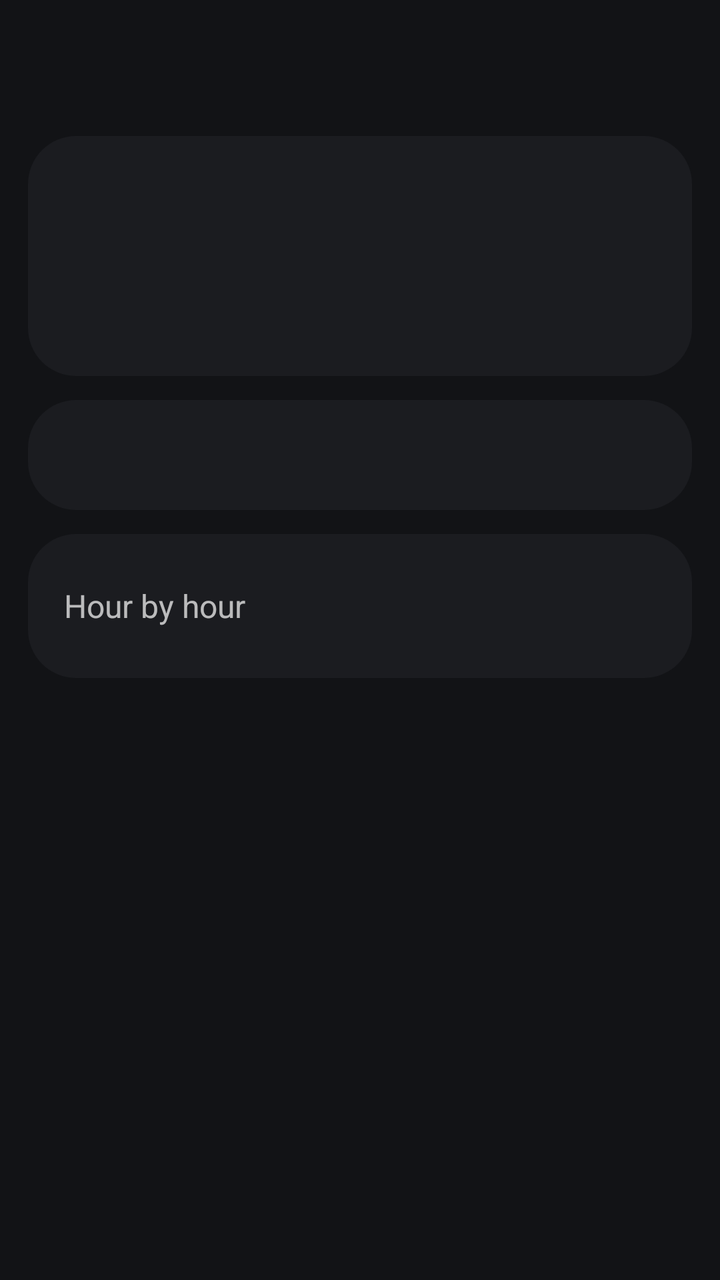
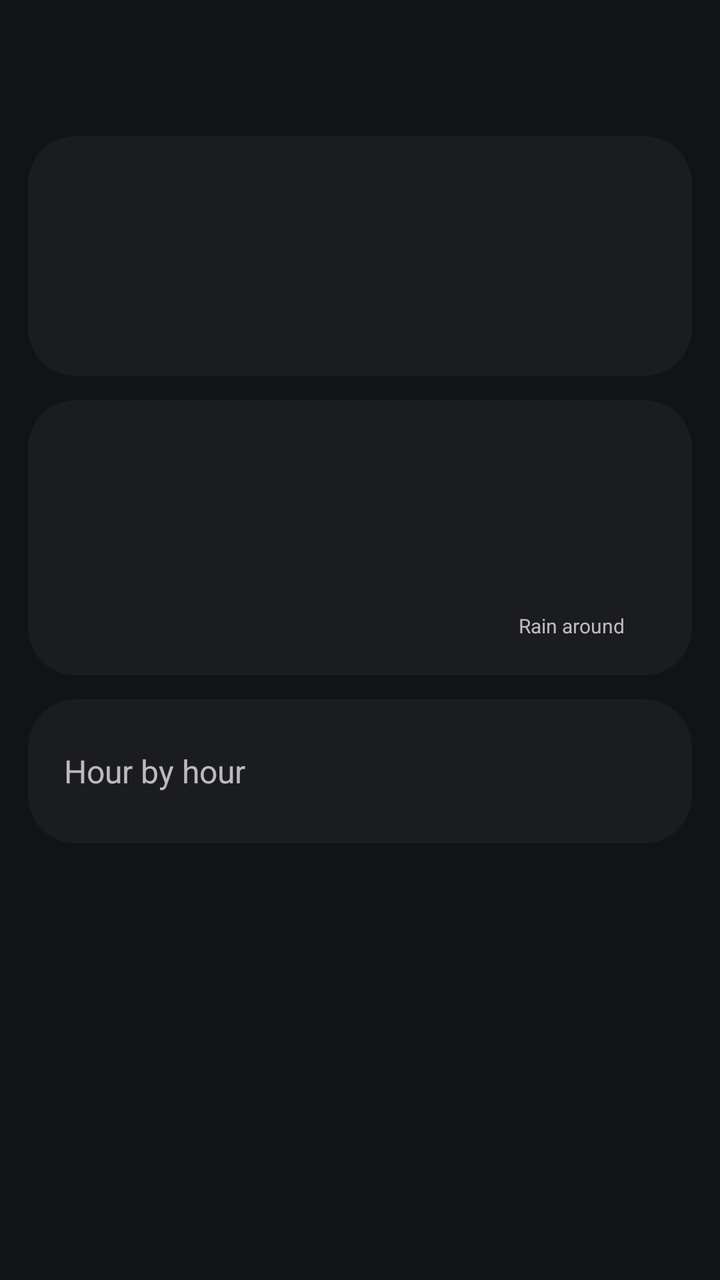

An Android layout rendered at two revisions. The XML below is the earlier revision; the diff shows what the commit changed to produce the second picture.
<!-- AndroidManifest.xml: application theme Theme.SunW -->
<!-- res/layout/activity_weather_day.xml -->
<?xml version="1.0" encoding="utf-8"?>
<ScrollView xmlns:android="http://schemas.android.com/apk/res/android"
    android:id="@+id/day_page"
    android:layout_width="match_parent"
    android:layout_height="match_parent"
    android:fitsSystemWindows="true">

    <LinearLayout
        android:layout_width="match_parent"
        android:layout_height="wrap_content"
        android:orientation="vertical"
        android:paddingBottom="24dp">

        <TextView
            android:id="@+id/day_back"
            android:layout_width="wrap_content"
            android:layout_height="56dp"
            android:layout_marginStart="12dp"
            android:background="?android:attr/selectableItemBackground"
            android:ellipsize="end"
            android:gravity="center_vertical"
            android:maxLines="1"
            android:paddingHorizontal="10dp"
            android:textSize="20sp" />

        <HorizontalScrollView
            android:layout_width="match_parent"
            android:layout_height="wrap_content"
            android:paddingHorizontal="10dp"
            android:scrollbars="none">

            <LinearLayout
                android:id="@+id/day_tabs"
                android:layout_width="wrap_content"
                android:layout_height="wrap_content"
                android:orientation="horizontal" />
        </HorizontalScrollView>

        <LinearLayout
            android:id="@+id/day_hero"
            android:layout_width="match_parent"
            android:layout_height="wrap_content"
            android:layout_marginHorizontal="14dp"
            android:layout_marginTop="12dp"
            android:background="@drawable/card_background"
            android:gravity="center_vertical"
            android:orientation="horizontal"
            android:padding="18dp">

            <ImageView
                android:id="@+id/day_icon"
                android:layout_width="84dp"
                android:layout_height="84dp"
                android:layout_marginEnd="12dp"
                android:importantForAccessibility="no" />

            <LinearLayout
                android:layout_width="0dp"
                android:layout_height="wrap_content"
                android:layout_weight="1"
                android:orientation="vertical">

                <TextView
                    android:id="@+id/day_title"
                    android:layout_width="wrap_content"
                    android:layout_height="wrap_content"
                    android:fontFamily="sans-serif-light"
                    android:textSize="22sp" />

                <TextView
                    android:id="@+id/day_desc"
                    android:layout_width="wrap_content"
                    android:layout_height="wrap_content"
                    android:layout_marginTop="4dp"
                    android:textSize="15sp" />

                <TextView
                    android:id="@+id/day_sub"
                    android:layout_width="wrap_content"
                    android:layout_height="wrap_content"
                    android:layout_marginTop="2dp"
                    android:textSize="12sp" />
            </LinearLayout>

            <LinearLayout
                android:id="@+id/day_pills"
                android:layout_width="wrap_content"
                android:layout_height="wrap_content"
                android:orientation="vertical" />
        </LinearLayout>

        <TextView
            android:id="@+id/day_info"
            android:layout_width="match_parent"
            android:layout_height="wrap_content"
            android:layout_marginHorizontal="14dp"
            android:layout_marginTop="12dp"
            android:background="@drawable/card_background"
            android:lineSpacingExtra="6dp"
            android:padding="18dp"
            android:textSize="14sp" />

        <LinearLayout
            android:id="@+id/day_hourly_card"
            android:layout_width="match_parent"
            android:layout_height="wrap_content"
            android:layout_marginHorizontal="14dp"
            android:layout_marginTop="12dp"
            android:background="@drawable/card_background"
            android:orientation="vertical"
            android:padding="18dp">

            <LinearLayout
                android:layout_width="match_parent"
                android:layout_height="wrap_content"
                android:gravity="center_vertical"
                android:orientation="horizontal">

                <TextView
                    android:id="@+id/day_hourly_title"
                    android:layout_width="0dp"
                    android:layout_height="wrap_content"
                    android:layout_weight="1"
                    android:text="@string/detail_hourly"
                    android:textSize="16sp" />

                <TextView
                    android:id="@+id/day_step"
                    android:layout_width="wrap_content"
                    android:layout_height="36dp"
                    android:background="?android:attr/selectableItemBackground"
                    android:gravity="center"
                    android:paddingHorizontal="10dp"
                    android:textSize="13sp" />
            </LinearLayout>

            <LinearLayout
                android:id="@+id/day_hours"
                android:layout_width="match_parent"
                android:layout_height="wrap_content"
                android:orientation="vertical" />
        </LinearLayout>

        <TextView
            android:id="@+id/day_status"
            android:layout_width="match_parent"
            android:layout_height="wrap_content"
            android:layout_marginTop="12dp"
            android:gravity="center_horizontal"
            android:paddingHorizontal="22dp"
            android:textSize="11sp" />
    </LinearLayout>
</ScrollView>
<!-- resources referenced by this layout -->
<resources>
  <!-- drawable card_background (drawable) -->
  <?xml version="1.0" encoding="utf-8"?>
  <shape xmlns:android="http://schemas.android.com/apk/res/android" android:shape="rectangle">
      <corners android:radius="24dp" />
      <solid android:color="#FF1B1C20" />
  </shape>
  <string name="detail_hourly">Hour by hour</string>
  <style name="Theme.SunW" parent="android:Theme.Material.NoActionBar">
          <item name="android:colorAccent">#FFB547</item>
          <item name="android:windowBackground">@color/page_background</item>
      </style>
  <color name="page_background">#121316</color>
</resources>

<!-- the commit's change to res/layout/activity_weather_day.xml (unified diff, before → after) -->
@@ -24,6 +24,7 @@
             android:textSize="20sp" />
 
         <HorizontalScrollView
+            android:id="@+id/day_tabs_scroll"
             android:layout_width="match_parent"
             android:layout_height="wrap_content"
             android:paddingHorizontal="10dp"
@@ -89,16 +90,49 @@
                 android:orientation="vertical" />
         </LinearLayout>
 
-        <TextView
-            android:id="@+id/day_info"
+        <LinearLayout
+            android:id="@+id/day_info_card"
             android:layout_width="match_parent"
             android:layout_height="wrap_content"
             android:layout_marginHorizontal="14dp"
             android:layout_marginTop="12dp"
             android:background="@drawable/card_background"
-            android:lineSpacingExtra="6dp"
-            android:padding="18dp"
-            android:textSize="14sp" />
+            android:gravity="center_vertical"
+            android:orientation="horizontal"
+            android:padding="18dp">
+
+            <TextView
+                android:id="@+id/day_info"
+                android:layout_width="0dp"
+                android:layout_height="wrap_content"
+                android:layout_weight="1"
+                android:lineSpacingExtra="6dp"
+                android:textSize="14sp" />
+
+            
+            <LinearLayout
+                android:id="@+id/day_rainspot_box"
+                android:layout_width="wrap_content"
+                android:layout_height="wrap_content"
+                android:layout_marginStart="12dp"
+                android:gravity="center_horizontal"
+                android:orientation="vertical">
+
+                <ImageView
+                    android:id="@+id/day_rainspot"
+                    android:layout_width="84dp"
+                    android:layout_height="84dp"
+                    android:contentDescription="@string/rainspot_label" />
+
+                <TextView
+                    android:id="@+id/day_rainspot_label"
+                    android:layout_width="wrap_content"
+                    android:layout_height="wrap_content"
+                    android:layout_marginTop="4dp"
+                    android:text="@string/rainspot_label"
+                    android:textSize="10sp" />
+            </LinearLayout>
+        </LinearLayout>
 
         <LinearLayout
             android:id="@+id/day_hourly_card"
<!-- resource entries referenced after the edit -->
@@ -7,6 +7,7 @@
       <solid android:color="#FF1B1C20" />
   </shape>
   <string name="detail_hourly">Hour by hour</string>
+  <string name="rainspot_label">Rain around</string>
   <style name="Theme.SunW" parent="android:Theme.Material.NoActionBar">
           <item name="android:colorAccent">#FFB547</item>
           <item name="android:windowBackground">@color/page_background</item>
